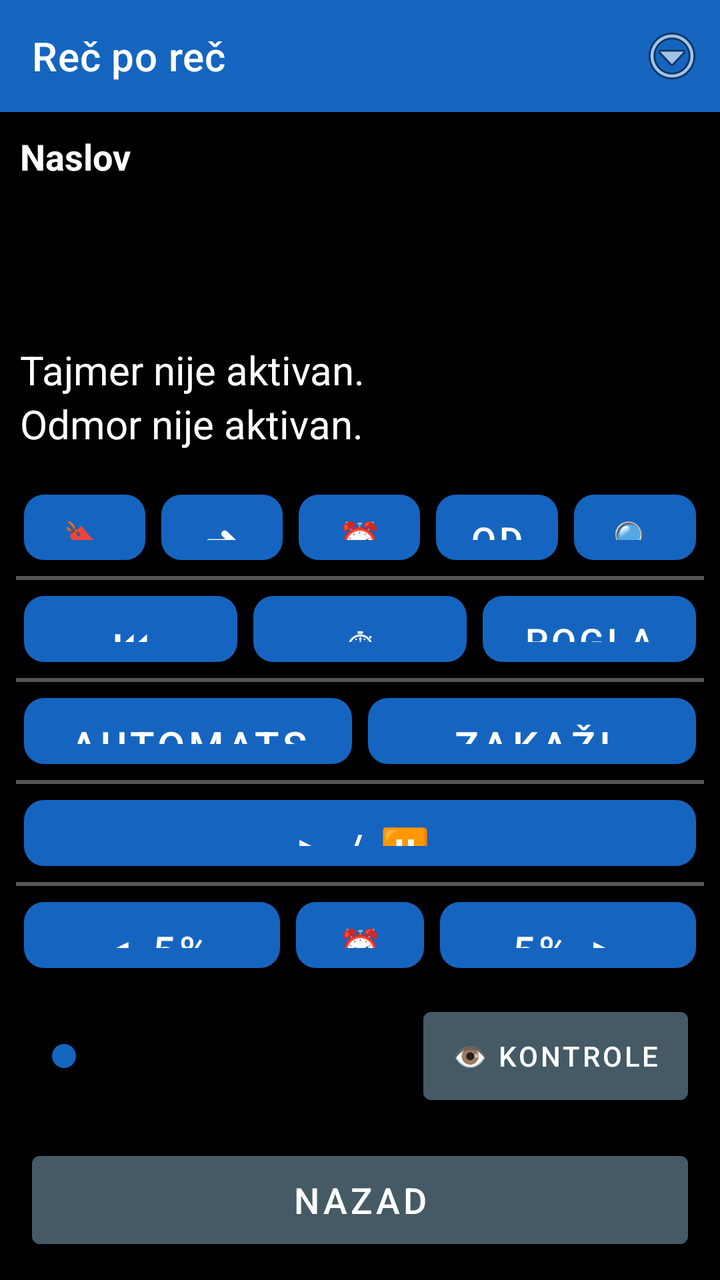
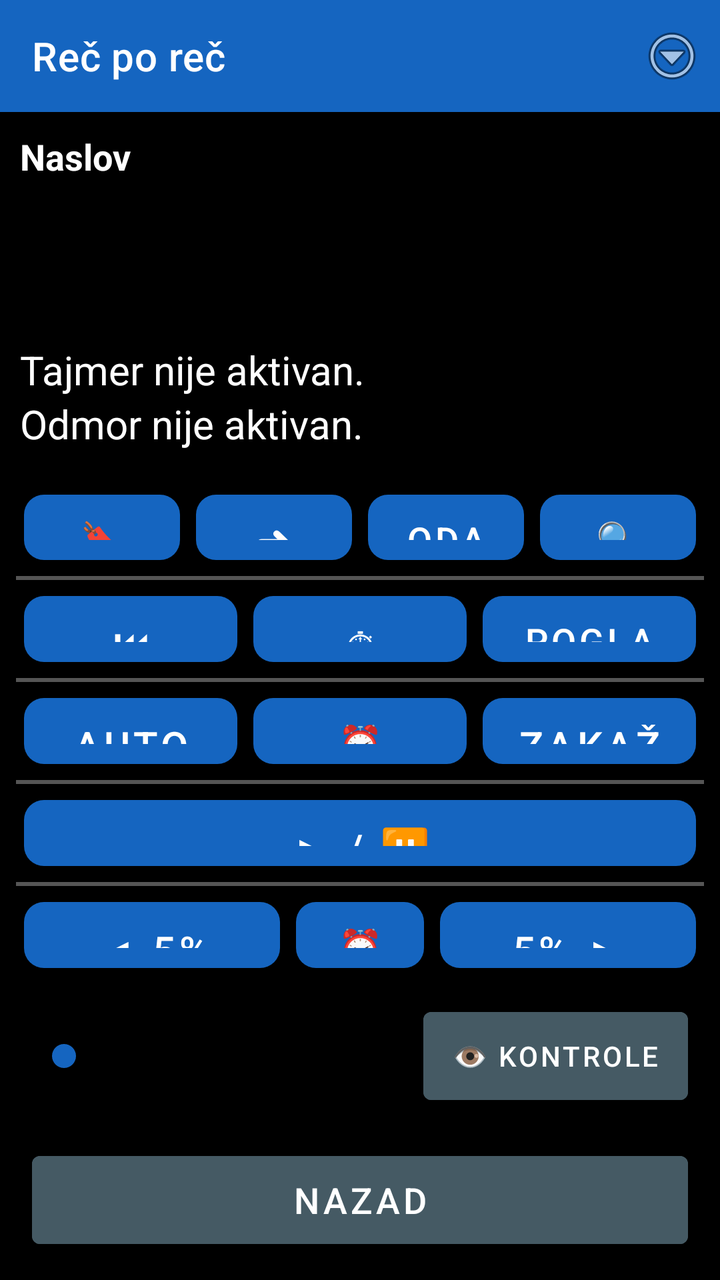

Screens rendered from an Android XML layout before and after an edit, with the pre-edit source and the edit as a unified diff.
<!-- AndroidManifest.xml: application theme Theme.RecPoRec -->
<!-- res/layout/activity_reader.xml -->
<?xml version="1.0" encoding="utf-8"?>
<LinearLayout xmlns:android="http://schemas.android.com/apk/res/android"
    xmlns:app="http://schemas.android.com/apk/res-auto"
    android:layout_width="match_parent"
    android:layout_height="match_parent"
    android:orientation="vertical"
    android:fitsSystemWindows="true"
    android:background="@color/background">

    
    <androidx.appcompat.widget.Toolbar
        android:id="@+id/toolbar"
        android:layout_width="match_parent"
        android:layout_height="?attr/actionBarSize"
        android:background="@color/btn_voice"
        android:titleTextColor="@color/text_primary"
        app:title="@string/app_name">

        <ImageButton
            android:id="@+id/btnOverflow"
            android:layout_width="48dp"
            android:layout_height="48dp"
            android:layout_gravity="end|center_vertical"
            android:background="@android:color/transparent"
            android:contentDescription="@string/menu_options_button"
            android:src="@android:drawable/ic_menu_more" />
    </androidx.appcompat.widget.Toolbar>

    
    <LinearLayout
        android:id="@+id/layoutStatus"
        android:layout_width="match_parent"
        android:layout_height="wrap_content"
        android:orientation="vertical"
        android:padding="10dp">

        <TextView
            android:id="@+id/textDocTitle"
            android:layout_width="match_parent"
            android:layout_height="wrap_content"
            android:textSize="18sp"
            android:textStyle="bold"
            android:textColor="@color/text_primary"
            android:maxLines="1"
            android:ellipsize="end"
            android:text="Naslov" />

        <TextView
            android:id="@+id/textPages"
            android:layout_width="match_parent"
            android:layout_height="wrap_content"
            android:textSize="20sp"
            android:textColor="@color/text_primary"
            android:accessibilityLiveRegion="polite" />

        <TextView
            android:id="@+id/textElapsed"
            android:layout_width="match_parent"
            android:layout_height="wrap_content"
            android:textSize="20sp"
            android:textColor="@color/text_primary" />

        <TextView
            android:id="@+id/textRemaining"
            android:layout_width="match_parent"
            android:layout_height="wrap_content"
            android:textSize="20sp"
            android:textColor="@color/text_primary" />

        <TextView
            android:id="@+id/textTimerStatus"
            android:layout_width="match_parent"
            android:layout_height="wrap_content"
            android:textSize="20sp"
            android:textColor="@color/text_primary"
            android:text="Tajmer nije aktivan." />

        <TextView
            android:id="@+id/textRestStatus"
            android:layout_width="match_parent"
            android:layout_height="wrap_content"
            android:textSize="20sp"
            android:textColor="@color/text_primary"
            android:text="Odmor nije aktivan." />
    </LinearLayout>

    
    <LinearLayout
        android:layout_width="match_parent"
        android:layout_height="0dp"
        android:layout_weight="1"
        android:orientation="vertical"
        android:padding="8dp">

        
        <LinearLayout
            android:id="@+id/layoutRow1"
            android:layout_width="match_parent"
            android:layout_height="0dp"
            android:layout_weight="1"
            android:orientation="horizontal">

            <Button android:id="@+id/btnBookmarks" style="@style/KeyButton"
                android:backgroundTint="@color/btn_goto_page"
                android:contentDescription="Oznake - dodaj, ukloni ili ukloni sve oznake u ovom dokumentu. Dug pritisak: brzo dodaj oznaku."
                android:textSize="18sp"
                android:text="🔖 Oznake" />

            <Button android:id="@+id/btnGoTo" style="@style/KeyButton"
                android:backgroundTint="@color/btn_goto_page"
                android:contentDescription="Idi na stranicu, minut ili oznaku. Dug pritisak: idi na početak dokumenta."
                android:textSize="18sp"
                android:text="➜ Idi na" />

            <Button android:id="@+id/btnWakeUp" style="@style/KeyButton"
                android:backgroundTint="@color/btn_wakeup"
                android:contentDescription="Probudi me u tačno vreme. Dug pritisak: isključi buđenje."
                android:textSize="18sp"
                android:text="⏰ Probudi" />

            <Button android:id="@+id/btnSelectAll" style="@style/KeyButton"
                android:backgroundTint="@color/btn_combined"
                android:contentDescription="Odaberi sve. Dug pritisak: kopiraj odabrano."
                android:textSize="18sp"
                android:text="Odaberi sve" />

            <Button android:id="@+id/btnSearchText" style="@style/KeyButton"
                android:backgroundTint="@color/btn_goto_page"
                android:contentDescription="Pretraži tekst dokumenta. Dug pritisak: ponovi poslednju pretragu."
                android:textSize="18sp"
                android:text="🔍 Pretraga" />
        </LinearLayout>

        
        <View
            android:id="@+id/dividerRow1"
            android:layout_width="match_parent"
            android:layout_height="2dp"
            android:layout_marginTop="4dp"
            android:layout_marginBottom="4dp"
            android:background="@color/slider_track"
            android:importantForAccessibility="no" />

        
        <LinearLayout
            android:id="@+id/layoutRow2"
            android:layout_width="match_parent"
            android:layout_height="0dp"
            android:layout_weight="1"
            android:orientation="horizontal">

            <Button android:id="@+id/btnPrevChapter" style="@style/KeyButton"
                android:backgroundTint="@color/btn_chapter"
                android:contentDescription="@string/btn_prev_chapter"
                android:textSize="18sp"
                android:text="⏮ Poglavlje" />

            <Button android:id="@+id/btnTimer" style="@style/KeyButton"
                android:backgroundTint="@color/btn_timer"
                android:contentDescription="@string/btn_timer"
                android:text="⏱ Tajmer" />

            <Button android:id="@+id/btnNextChapter" style="@style/KeyButton"
                android:backgroundTint="@color/btn_chapter"
                android:contentDescription="@string/btn_next_chapter"
                android:textSize="18sp"
                android:text="Poglavlje ⏭" />
        </LinearLayout>

        <View
            android:id="@+id/dividerRow2"
            android:layout_width="match_parent"
            android:layout_height="2dp"
            android:layout_marginTop="4dp"
            android:layout_marginBottom="4dp"
            android:background="@color/slider_track"
            android:importantForAccessibility="no" />

        
        <LinearLayout
            android:id="@+id/layoutRow3"
            android:layout_width="match_parent"
            android:layout_height="0dp"
            android:layout_weight="1"
            android:orientation="horizontal">

            <Button android:id="@+id/btnAutoScroll" style="@style/KeyButton"
                android:backgroundTint="@color/btn_combined"
                android:contentDescription="Automatski listaj dokument."
                android:text="Automatski listaj" />

            <Button android:id="@+id/btnScheduleReading" style="@style/KeyButton"
                android:backgroundTint="@color/btn_voice"
                android:contentDescription="Zakaži čitanje."
                android:text="Zakaži čitanje" />
        </LinearLayout>

        <View
            android:id="@+id/dividerRow3"
            android:layout_width="match_parent"
            android:layout_height="2dp"
            android:layout_marginTop="4dp"
            android:layout_marginBottom="4dp"
            android:background="@color/slider_track"
            android:importantForAccessibility="no" />

        
        <LinearLayout
            android:layout_width="match_parent"
            android:layout_height="0dp"
            android:layout_weight="1"
            android:orientation="horizontal">

            <Button android:id="@+id/btnPlayPause" style="@style/KeyButton"
                android:backgroundTint="@color/btn_play"
                android:contentDescription="@string/btn_play_pause"
                android:text="▶ / ⏸" />
        </LinearLayout>

        <View
            android:id="@+id/dividerRow4"
            android:layout_width="match_parent"
            android:layout_height="2dp"
            android:layout_marginTop="4dp"
            android:layout_marginBottom="4dp"
            android:background="@color/slider_track"
            android:importantForAccessibility="no" />

        
        <LinearLayout
            android:id="@+id/layoutRow5"
            android:layout_width="match_parent"
            android:layout_height="0dp"
            android:layout_weight="1"
            android:orientation="horizontal">

            <Button android:id="@+id/btnStepBack" style="@style/KeyButton"
                android:layout_weight="2"
                android:backgroundTint="@color/btn_page_nav"
                android:contentDescription="@string/slider_back"
                android:text="◀ 5%" />

            <Button android:id="@+id/btnRemindMe" style="@style/KeyButton"
                android:backgroundTint="@color/btn_timer"
                android:contentDescription="Podsetnik, vraća dokument unazad. Dug pritisak: ponovi poslednji podsetnik."
                android:textSize="18sp"
                android:text="⏰ Podseti" />

            <Button android:id="@+id/btnStepForward" style="@style/KeyButton"
                android:layout_weight="2"
                android:backgroundTint="@color/btn_page_nav"
                android:contentDescription="@string/slider_forward"
                android:text="5% ▶" />
        </LinearLayout>

    </LinearLayout>

    
    <LinearLayout
        android:layout_width="match_parent"
        android:layout_height="wrap_content"
        android:orientation="horizontal"
        android:gravity="center_vertical"
        android:layout_marginStart="16dp"
        android:layout_marginEnd="16dp"
        android:layout_marginTop="4dp"
        android:layout_marginBottom="16dp">

        <SeekBar
            android:id="@+id/seekProgress"
            android:layout_width="0dp"
            android:layout_weight="1"
            android:layout_height="56dp"
            android:contentDescription="@string/slider_position"
            android:max="100"
            android:progressTint="@color/btn_voice"
            android:thumbTint="@color/btn_voice" />

        <Button
            android:id="@+id/btnToggleControls"
            android:layout_width="wrap_content"
            android:layout_height="56dp"
            android:layout_marginStart="10dp"
            android:minWidth="0dp"
            android:paddingStart="14dp"
            android:paddingEnd="14dp"
            android:textSize="14sp"
            android:backgroundTint="@color/btn_combined"
            android:textColor="@color/button_text"
            android:contentDescription="Prikaži ili sakrij kontrole. Dug pritisak: Kratak predah, pauzira čitanje na 15 minuta."
            android:text="👁 Kontrole" />
    </LinearLayout>

    
    <Button
        android:id="@+id/btnBack"
        android:layout_width="match_parent"
        android:layout_height="56dp"
        android:layout_marginStart="16dp"
        android:layout_marginEnd="16dp"
        android:layout_marginBottom="12dp"
        android:textSize="18sp"
        android:backgroundTint="@color/btn_combined"
        android:textColor="@color/button_text"
        android:contentDescription="Nazad. Zatvara dokument, vraća na listu. Dug pritisak: pošalji aplikaciju u pozadinu."
        android:text="Nazad" />

</LinearLayout>
<!-- resources referenced by this layout -->
<resources>
  <color name="background">#000000</color>
  <color name="btn_chapter">#2E7D32</color>
  <color name="btn_combined">#455A64</color>
  <color name="btn_goto_page">#5D4037</color>
  <color name="btn_page_nav">#AD1457</color>
  <color name="btn_play">#D84315</color>
  <color name="btn_timer">#6A1B9A</color>
  <color name="btn_voice">#1565C0</color>
  <color name="btn_wakeup">#C62828</color>
  <color name="button_text">#FFFFFF</color>
  <color name="slider_track">#555555</color>
  <color name="text_primary">#FFFFFF</color>
  <string name="app_name">Reč po reč</string>
  <string name="btn_next_chapter">Sledeće poglavlje. Dug pritisak: spisak svih poglavlja.</string>
  <string name="btn_play_pause">Pokreni/Pauziraj čitanje. Dug pritisak: reci trenutni status.</string>
  <string name="btn_prev_chapter">Prethodno poglavlje. Dug pritisak: ponovi trenutno poglavlje.</string>
  <string name="btn_timer">Tajmer za automatsku pauzu. Dug pritisak: isključi tajmer.</string>
  <string name="menu_options_button">Opcije. Dug pritisak: provera dozvola.</string>
  <string name="slider_back">Pomeri pet posto unazad. Dug pritisak: ponovi trenutnu stranicu.</string>
  <string name="slider_forward">Pomeri pet posto unapred. Dug pritisak: poništi poslednju radnju.</string>
  <string name="slider_position">Klizač za pomeranje kroz knjigu, pet posto po koraku</string>
  <style name="KeyButton">
          <item name="android:layout_width">0dp</item>
          <item name="android:layout_height">match_parent</item>
          <item name="android:layout_weight">1</item>
          <item name="android:layout_margin">4dp</item>
          <item name="android:textSize">20sp</item>
          <item name="android:textColor">@color/button_text</item>
          <item name="android:background">@drawable/key_button_shape</item>
          <item name="android:stateListAnimator">@null</item>
          <item name="android:elevation">0dp</item>
      </style>
  <style name="Theme.RecPoRec" parent="Theme.MaterialComponents.DayNight.NoActionBar">
          <item name="android:windowBackground">@color/background</item>
          <item name="android:textColorPrimary">@color/text_primary</item>
          <item name="colorPrimary">@color/btn_voice</item>
          <item name="colorOnPrimary">@color/button_text</item>
          <item name="alertDialogTheme">@style/RecPoRecAlertDialog</item>
          <item name="android:alertDialogTheme">@style/RecPoRecAlertDialog</item>
      </style>
  <!-- drawable key_button_shape (drawable) -->
  <?xml version="1.0" encoding="utf-8"?>
  <shape xmlns:android="http://schemas.android.com/apk/res/android"
      android:shape="rectangle">
      <corners android:radius="10dp" />
      <solid android:color="#FFFFFF" />
  </shape>
  <style name="RecPoRecDialogText" parent="TextAppearance.AppCompat.Medium">
          <item name="android:textSize">20sp</item>
          <item name="android:textColor">@color/text_primary</item>
      </style>
  <style name="RecPoRecDialogButton" parent="Widget.AppCompat.Button.ButtonBar.AlertDialog">
          <item name="android:textSize">18sp</item>
          <item name="android:textColor">@color/btn_goto_page</item>
          <item name="android:textStyle">bold</item>
      </style>
  <!-- unchanged entries left out for length: 1 -->
</resources>

<!-- the commit's change to res/layout/activity_reader.xml (unified diff, before → after) -->
@@ -112,12 +112,6 @@
                 android:textSize="18sp"
                 android:text="➜ Idi na" />
 
-            <Button android:id="@+id/btnWakeUp" style="@style/KeyButton"
-                android:backgroundTint="@color/btn_wakeup"
-                android:contentDescription="Probudi me u tačno vreme. Dug pritisak: isključi buđenje."
-                android:textSize="18sp"
-                android:text="⏰ Probudi" />
-
             <Button android:id="@+id/btnSelectAll" style="@style/KeyButton"
                 android:backgroundTint="@color/btn_combined"
                 android:contentDescription="Odaberi sve. Dug pritisak: kopiraj odabrano."
@@ -188,6 +182,12 @@
                 android:backgroundTint="@color/btn_combined"
                 android:contentDescription="Automatski listaj dokument."
                 android:text="Automatski listaj" />
+
+            <Button android:id="@+id/btnWakeUp" style="@style/KeyButton"
+                android:backgroundTint="@color/btn_wakeup"
+                android:contentDescription="Probudi me u tačno vreme. Dug pritisak: isključi buđenje."
+                android:textSize="18sp"
+                android:text="⏰ Probudi" />
 
             <Button android:id="@+id/btnScheduleReading" style="@style/KeyButton"
                 android:backgroundTint="@color/btn_voice"
